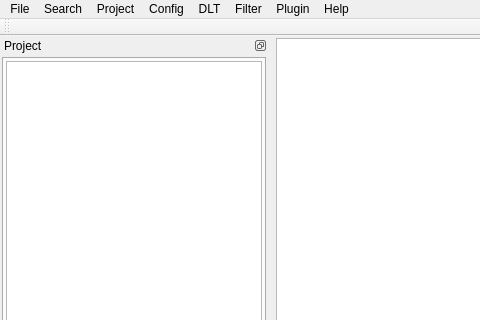
Before: the Qt Designer form src/mainwindow.ui in COVESA/dlt-viewer, drawn with Qt 5; both pictures show x 0 to 480 and y 0 to 320 of the 1001 by 658 pixel window.
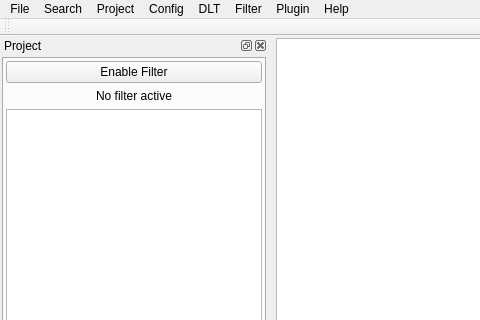
After: the same form once the commit is applied. The open tabs and pages were chosen to show the change. Icons and pictures are not drawn.

```diff
--- a/src/mainwindow.ui
+++ b/src/mainwindow.ui
@@ -214,7 +214,7 @@
   <widget class="QStatusBar" name="statusBar"/>
   <widget class="QDockWidget" name="dockWidget">
    <property name="features">
-    <set>QDockWidget::DockWidgetFloatable|QDockWidget::DockWidgetMovable</set>
+    <set>QDockWidget::AllDockWidgetFeatures</set>
    </property>
    <property name="windowTitle">
     <string>Project</string>
@@ -373,6 +373,45 @@
          <property name="margin">
           <number>2</number>
          </property>
+         <item>
+          <widget class="QPushButton" name="filterButton">
+           <property name="toolTip">
+            <string>Enable Filter</string>
+           </property>
+           <property name="text">
+            <string>Enable Filter</string>
+           </property>
+           <property name="icon">
+            <iconset resource="resource.qrc">
+             <normaloff>:/toolbar/png/weather-overcast.png</normaloff>:/toolbar/png/weather-overcast.png</iconset>
+           </property>
+           <property name="iconSize">
+            <size>
+             <width>32</width>
+             <height>32</height>
+            </size>
+           </property>
+           <property name="checkable">
+            <bool>true</bool>
+           </property>
+           <property name="checked">
+            <bool>false</bool>
+           </property>
+           <property name="flat">
+            <bool>false</bool>
+           </property>
+          </widget>
+         </item>
+         <item>
+          <widget class="QLabel" name="filterStatus">
+           <property name="text">
+            <string>No filter active</string>
+           </property>
+           <property name="alignment">
+            <set>Qt::AlignCenter</set>
+           </property>
+          </widget>
+         </item>
          <item>
           <widget class="QTreeWidget" name="filterWidget">
            <property name="sizePolicy">
```
Left out of the diff: 393 changed lines with no effect on the pictures.
